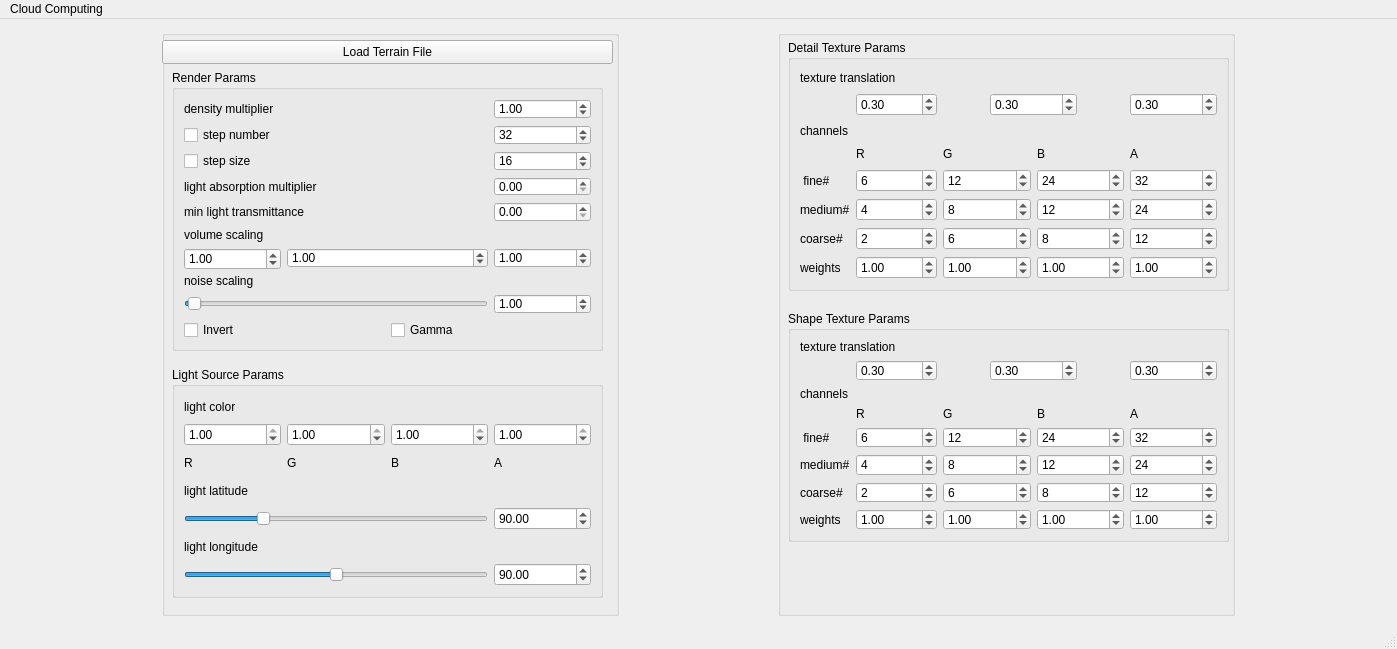
Qt form src/mainwindow.ui (Depersonalizc/volumetric-clouds) before a commit.
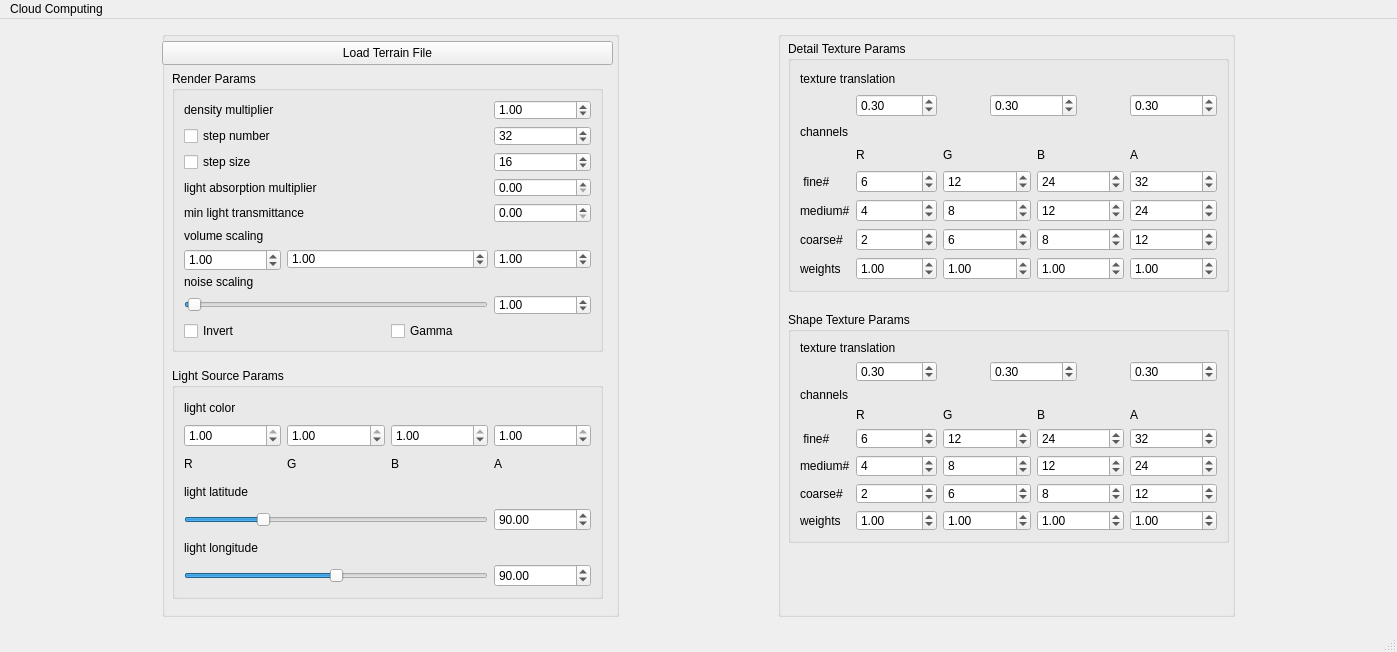
The same form after that commit.

What changed in the file:
```diff
--- a/src/mainwindow.ui
+++ b/src/mainwindow.ui
@@ -7,7 +7,7 @@
     <x>0</x>
     <y>0</y>
     <width>1397</width>
-    <height>649</height>
+    <height>652</height>
    </rect>
   </property>
   <property name="windowTitle">
```
Left out of the diff: 2 changed lines with no effect on the pictures.
